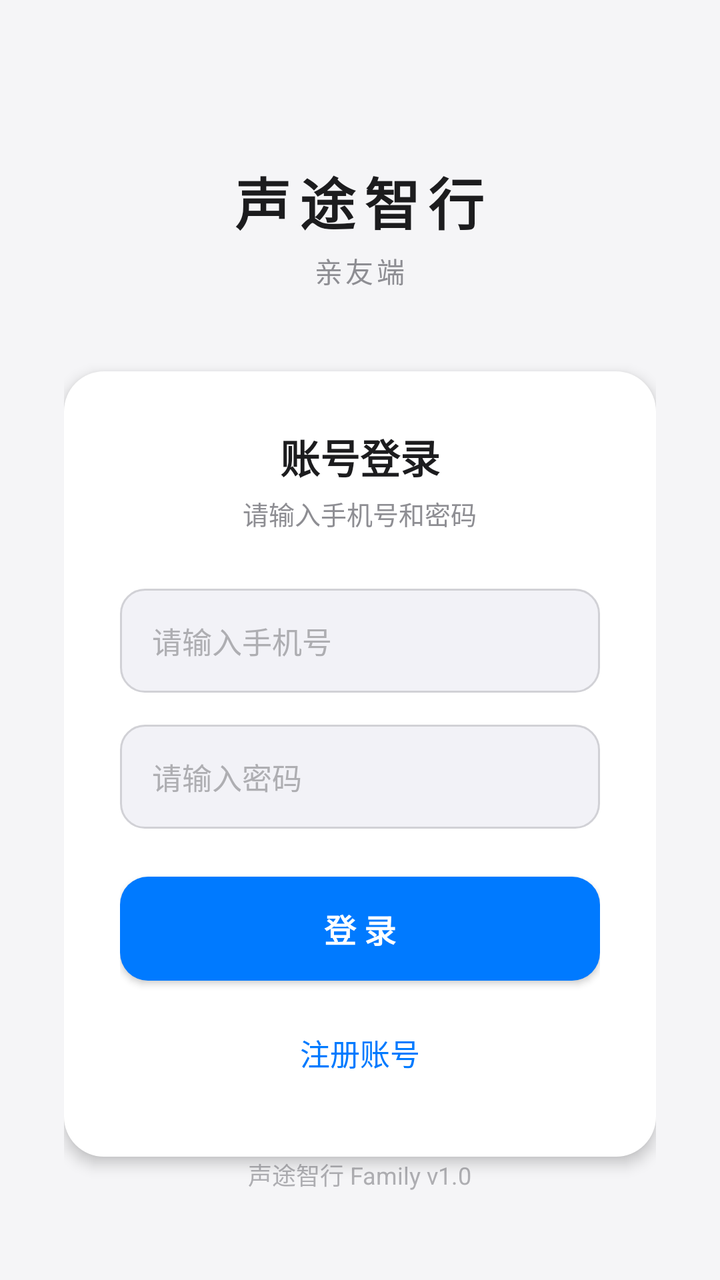
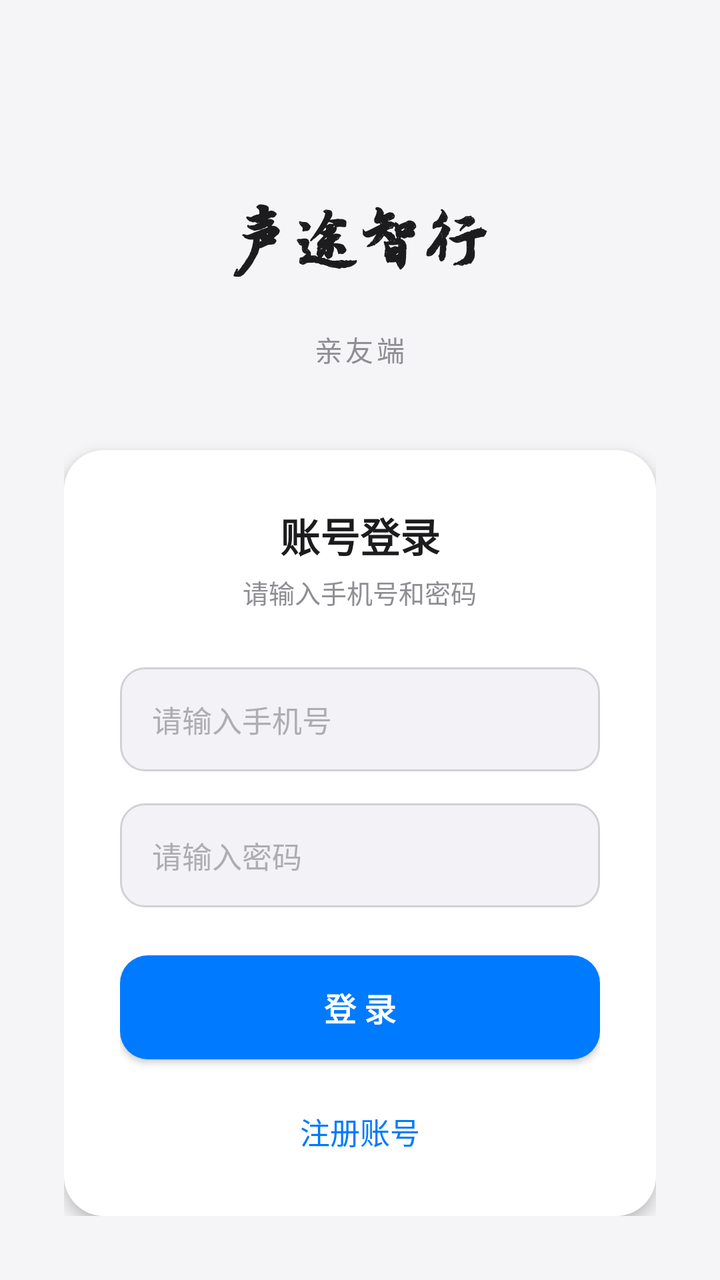

Screens rendered from an Android XML layout before and after an edit, with the pre-edit source and the edit as a unified diff.
<!-- AndroidManifest.xml: application theme Theme.STZX_Family -->
<!-- res/layout/activity_login.xml -->
<?xml version="1.0" encoding="utf-8"?>
<LinearLayout xmlns:android="http://schemas.android.com/apk/res/android"
    android:layout_width="match_parent"
    android:layout_height="match_parent"
    android:background="@color/bg_page"
    android:gravity="center_horizontal"
    android:orientation="vertical"
    android:padding="32dp">

    
    <TextView
        android:layout_width="wrap_content"
        android:layout_height="wrap_content"
        android:layout_marginTop="48dp"
        android:letterSpacing="0.15"
        android:text="声途智行"
        android:textColor="@color/text_primary"
        android:textSize="28sp"
        android:textStyle="bold" />

    <TextView
        android:layout_width="wrap_content"
        android:layout_height="wrap_content"
        android:layout_marginTop="4dp"
        android:letterSpacing="0.1"
        android:text="亲友端"
        android:textColor="@color/text_secondary"
        android:textSize="14sp" />

    
    <LinearLayout
        android:layout_width="match_parent"
        android:layout_height="wrap_content"
        android:layout_marginTop="40dp"
        android:background="@drawable/bg_card_white"
        android:elevation="4dp"
        android:gravity="center_horizontal"
        android:orientation="vertical"
        android:padding="28dp">

        <TextView
            android:layout_width="wrap_content"
            android:layout_height="wrap_content"
            android:text="账号登录"
            android:textColor="@color/text_primary"
            android:textSize="20sp"
            android:textStyle="bold" />

        <TextView
            android:layout_width="wrap_content"
            android:layout_height="wrap_content"
            android:layout_marginTop="4dp"
            android:text="请输入手机号和密码"
            android:textColor="@color/text_secondary"
            android:textSize="13sp" />

        
        <EditText
            android:id="@+id/et_phone"
            android:layout_width="match_parent"
            android:layout_height="52dp"
            android:layout_marginTop="28dp"
            android:background="@drawable/bg_input_field"
            android:hint="请输入手机号"
            android:inputType="phone"
            android:paddingStart="16dp"
            android:paddingEnd="16dp"
            android:textColor="@color/text_primary"
            android:textColorHint="@color/text_hint"
            android:textSize="15sp" />

        
        <EditText
            android:id="@+id/et_password"
            android:layout_width="match_parent"
            android:layout_height="52dp"
            android:layout_marginTop="16dp"
            android:background="@drawable/bg_input_field"
            android:hint="请输入密码"
            android:inputType="textPassword"
            android:paddingStart="16dp"
            android:paddingEnd="16dp"
            android:textColor="@color/text_primary"
            android:textColorHint="@color/text_hint"
            android:textSize="15sp" />

        
        <Button
            android:id="@+id/btn_login"
            android:layout_width="match_parent"
            android:layout_height="52dp"
            android:layout_marginTop="24dp"
            android:background="@drawable/bg_btn_primary"
            android:text="登 录"
            android:textColor="@color/white"
            android:textSize="16sp"
            android:textStyle="bold" />

        
        <Button
            android:id="@+id/btn_register"
            android:layout_width="match_parent"
            android:layout_height="48dp"
            android:layout_marginTop="12dp"
            android:background="@android:color/transparent"
            android:text="注册账号"
            android:textColor="@color/accent"
            android:textSize="15sp" />

    </LinearLayout>

    <View
        android:layout_width="0dp"
        android:layout_height="0dp"
        android:layout_weight="1" />

    <TextView
        android:layout_width="wrap_content"
        android:layout_height="wrap_content"
        android:layout_marginBottom="16dp"
        android:text="声途智行 Family v1.0"
        android:textColor="@color/text_hint"
        android:textSize="12sp" />

</LinearLayout>
<!-- resources referenced by this layout -->
<resources>
  <color name="accent">#FF007AFF</color>
  <color name="bg_page">#FFF5F5F7</color>
  <color name="text_hint">#FFAEAEB2</color>
  <color name="text_primary">#FF1C1C1E</color>
  <color name="text_secondary">#FF8E8E93</color>
  <color name="white">#FFFFFFFF</color>
  <!-- drawable bg_btn_primary (drawable) -->
  <?xml version="1.0" encoding="utf-8"?>
  <shape xmlns:android="http://schemas.android.com/apk/res/android"
      android:shape="rectangle">
      <solid android:color="@color/accent" />
      <corners android:radius="14dp" />
  </shape>
  <!-- drawable bg_card_white (drawable) -->
  <?xml version="1.0" encoding="utf-8"?>
  <shape xmlns:android="http://schemas.android.com/apk/res/android"
      android:shape="rectangle">
      <solid android:color="@color/bg_card" />
      <corners android:radius="20dp" />
  </shape>
  <!-- drawable bg_input_field (drawable) -->
  <?xml version="1.0" encoding="utf-8"?>
  <shape xmlns:android="http://schemas.android.com/apk/res/android"
      android:shape="rectangle">
      <solid android:color="@color/bg_card_secondary" />
      <corners android:radius="12dp" />
      <stroke android:width="1dp" android:color="@color/stroke_light" />
  </shape>
  <style name="Theme.STZX_Family" parent="Base.Theme.STZX_Family" />
  <color name="bg_card">#FFFFFFFF</color>
  <color name="bg_card_secondary">#FFF2F2F7</color>
  <color name="stroke_light">#FFD1D1D6</color>
  <style name="Base.Theme.STZX_Family" parent="Theme.Material3.Light.NoActionBar">
          <item name="android:windowBackground">@color/bg_page</item>
          <item name="android:statusBarColor">@color/bg_page</item>
          <item name="android:windowLightStatusBar">true</item>
          <item name="colorPrimary">@color/accent</item>
          <item name="colorPrimaryDark">@color/accent_dark</item>
          <item name="colorAccent">@color/accent</item>
          <item name="android:textColorPrimary">@color/text_primary</item>
          <item name="android:textColorSecondary">@color/text_secondary</item>
      </style>
  <color name="accent_dark">#FF0051D5</color>
</resources>

<!-- the commit's change to res/layout/activity_login.xml (unified diff, before → after) -->
@@ -12,6 +12,7 @@
         android:layout_width="wrap_content"
         android:layout_height="wrap_content"
         android:layout_marginTop="48dp"
+        android:fontFamily="@font/xuanzongti"
         android:letterSpacing="0.15"
         android:text="声途智行"
         android:textColor="@color/text_primary"
